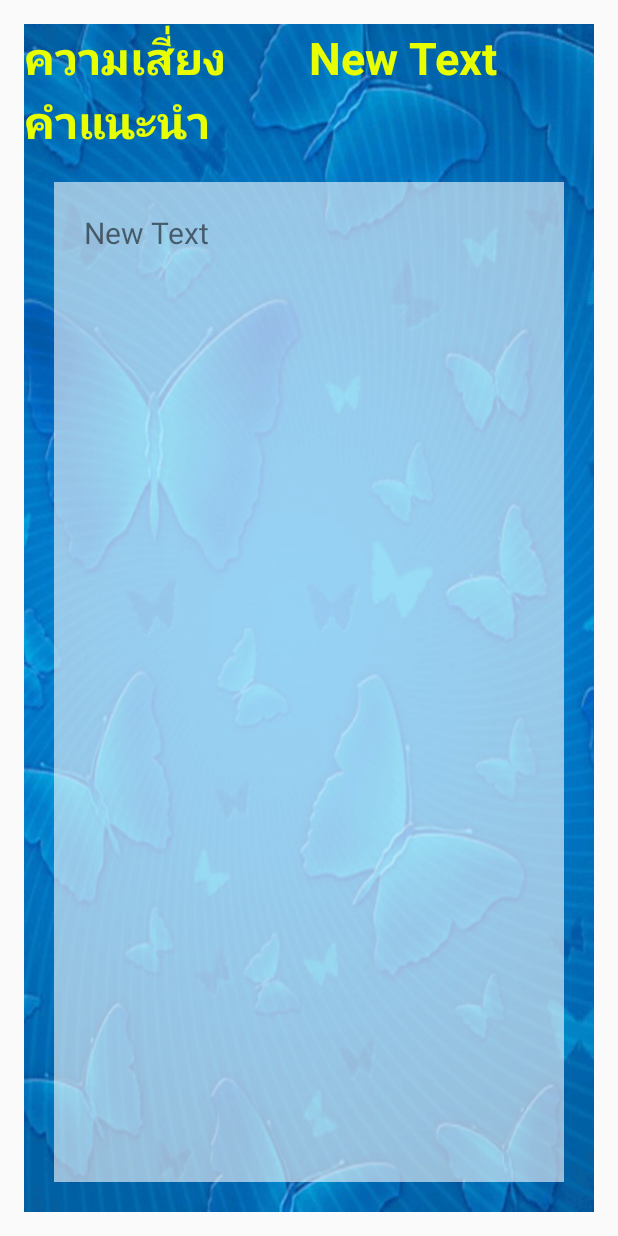
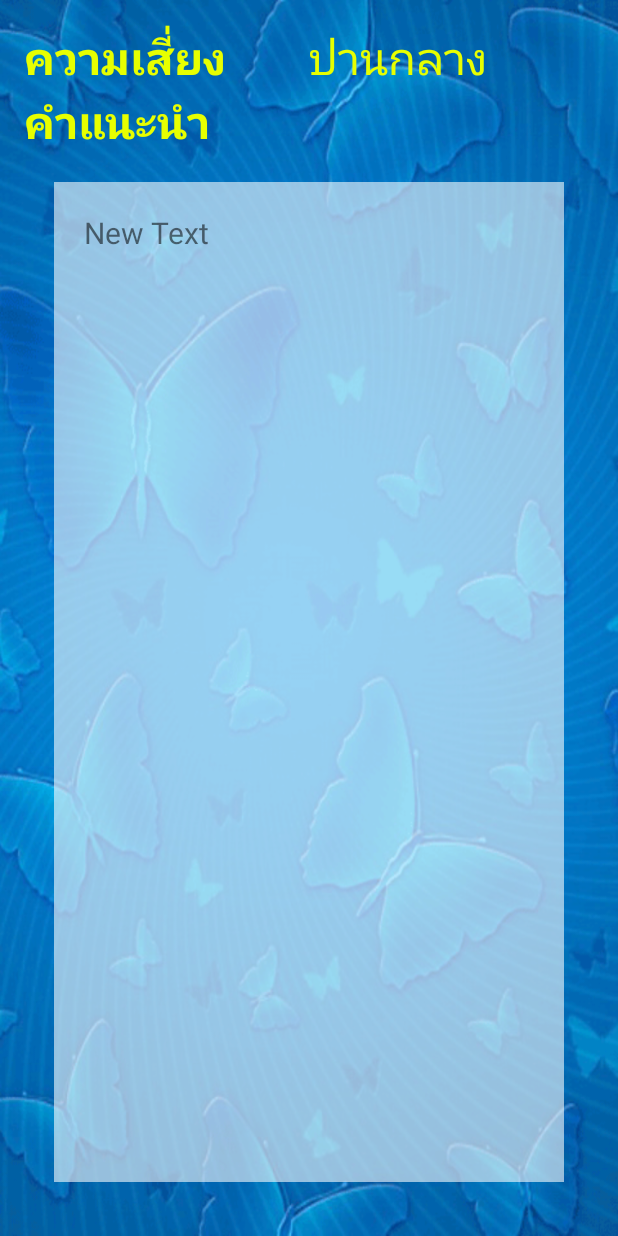
Before and after one commit to superPradit/HealthRecord, an Android app: the ResultOfSection11 screen opened directly, with no data from a screen before it, on a phone screen of 412 x 824 dp. Run offline under Robolectric (Android 15) with nearby library versions, the phone set to English and light mode, and no system bars.

Commit message:
textRisk finish

```diff
--- a/app/src/main/java/appbsru/supergolf/healthrecord/ResultOfSection11.java
+++ b/app/src/main/java/appbsru/supergolf/healthrecord/ResultOfSection11.java
@@ -1,5 +1,6 @@
 package appbsru.supergolf.healthrecord;
 
+import android.graphics.Color;
 import android.support.v7.app.AppCompatActivity;
 import android.os.Bundle;
 import android.util.Log;
@@ -32,14 +33,29 @@ public class ResultOfSection11 extends AppCompatActivity {
 
         summaryAnInt = summaryHealth();
 
+        showTxT();
+
         //show Log
         showLog();
 
     }// Main method
 
+    private void showTxT() {
+        if (summaryAnInt <= 2) {
+            riskTextView.setText("น้อย");
+        } else if (summaryAnInt <= 5) {
+            riskTextView.setText("ปานกลาง");
+        } else if (summaryAnInt <= 8) {
+            riskTextView.setText("สูง");
+        } else {
+            riskTextView.setText("สูงมาก");
+        }
+    }
+
     private void bindwidget() {
         riskTextView = (TextView) findViewById(R.id.txtShowRisk);
         introTextView = (TextView) findViewById(R.id.txtShowIntro);
+
     }
 
     private int summaryHealth() {
--- a/app/src/main/res/layout/activity_result_of_section11.xml
+++ b/app/src/main/res/layout/activity_result_of_section11.xml
@@ -7,13 +7,16 @@
     android:paddingLeft="@dimen/activity_horizontal_margin"
     android:paddingRight="@dimen/activity_horizontal_margin"
     android:paddingTop="@dimen/activity_vertical_margin"
-    tools:context="appbsru.supergolf.healthrecord.ResultOfSection11">
+    tools:context="appbsru.supergolf.healthrecord.ResultOfSection11"
+    android:background="@drawable/bg9">
 
     <LinearLayout
         android:orientation="vertical"
         android:layout_width="match_parent"
         android:layout_height="match_parent"
-        android:background="@drawable/bg9">
+        android:layout_alignParentTop="true"
+        android:layout_alignParentRight="true"
+        android:layout_alignParentEnd="false">
 
         <LinearLayout
             android:orientation="horizontal"
@@ -37,7 +40,6 @@
                 android:id="@+id/txtShowRisk"
                 android:textSize="@dimen/h1"
                 android:layout_weight="1"
-                android:textStyle="bold"
                 android:textColor="@color/text" />
         </LinearLayout>
 
```
